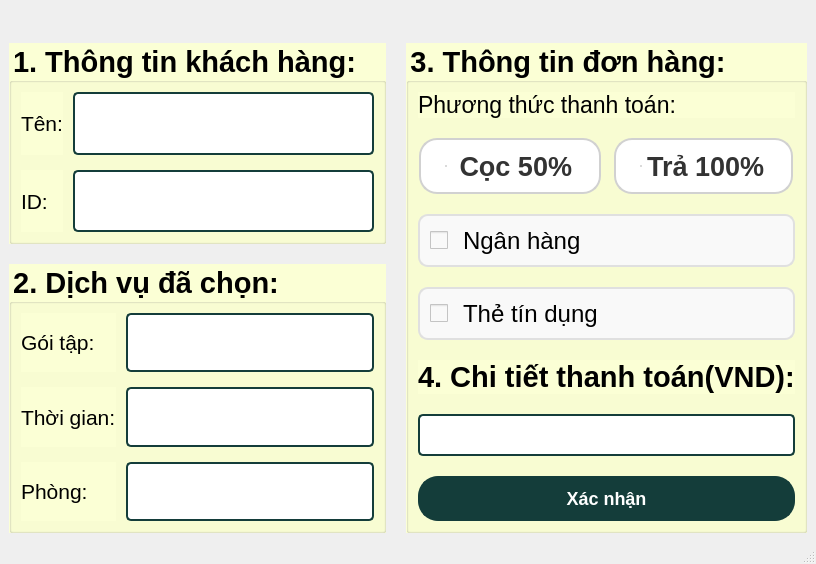
nguyenbphan12001-rimzy/Do-an-cuoi-ki-Nhom8_KTLT, file ui/payment/payment.ui: the form before one commit.
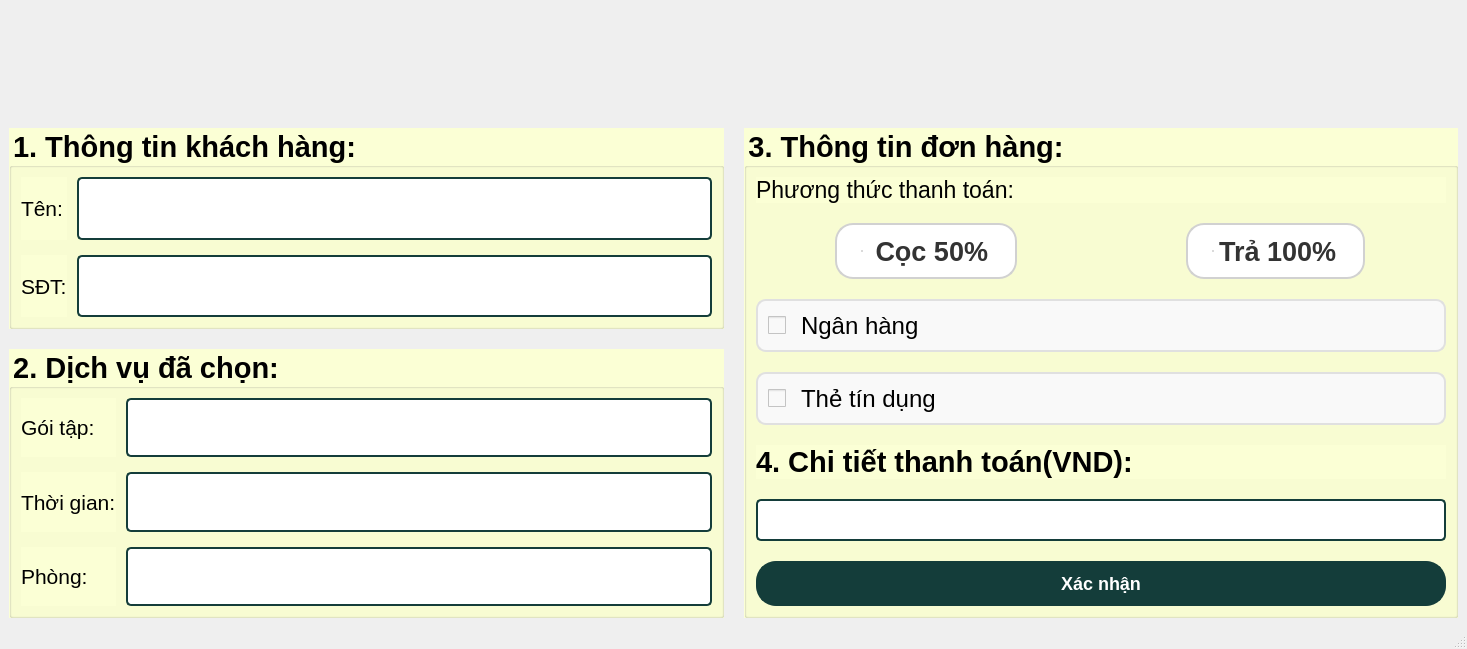
The form after the commit. Icons and pictures are not drawn.

What changed in the file:
```diff
--- a/ui/payment/payment.ui
+++ b/ui/payment/payment.ui
@@ -6,8 +6,8 @@
    <rect>
     <x>0</x>
     <y>0</y>
-    <width>798</width>
-    <height>540</height>
+    <width>1467</width>
+    <height>649</height>
    </rect>
   </property>
   <property name="windowTitle">
@@ -77,7 +77,7 @@
               </font>
              </property>
              <property name="text">
-              <string>ID:</string>
+              <string>SĐT:</string>
              </property>
             </widget>
            </item>
```
Left out of the diff: 2 changed lines with no effect on the pictures.
